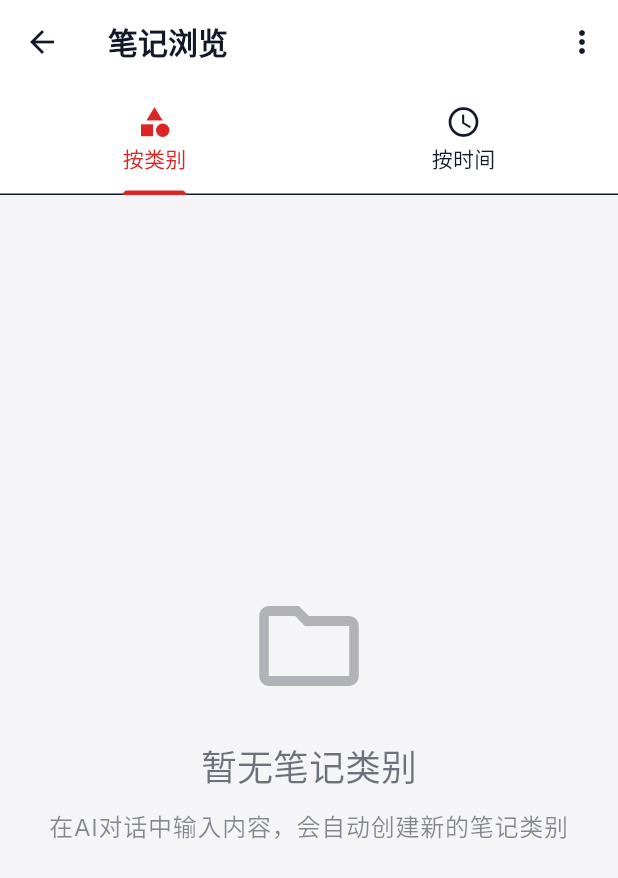
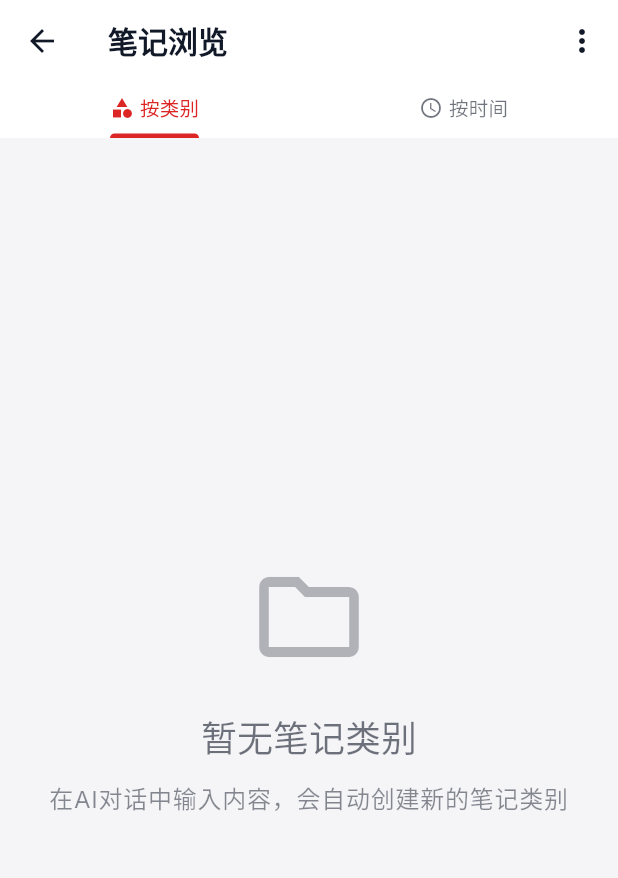
Before and after one commit to Lvlin-Qiuyu/ze-memo, a Flutter app: the NotesPage screen opened directly, on a phone screen of 412 x 824 dp. Shown: the top 878 px of the screen. Run offline on Flutter 3.47's test engine with Material 3 defaults, Android fonts, the light colour scheme and no system bars; our stand-ins replace dio, file_picker, google_fonts, permission_handler, share_plus, shared_preferences; accounts and stored records are empty; statements that could not run were skipped.

Commit message:
笔记浏览页面 tab 栏调整

```diff
--- a/lib/presentation/pages/notes_page.dart
+++ b/lib/presentation/pages/notes_page.dart
@@ -38,12 +38,44 @@ class _NotesPageState extends State<NotesPage>
     return Scaffold(
       appBar: AppBar(
         title: const Text('笔记浏览'),
-        bottom: TabBar(
-          controller: _tabController,
-          tabs: const [
-            Tab(text: '按类别', icon: Icon(Icons.category)),
-            Tab(text: '按时间', icon: Icon(Icons.schedule)),
-          ],
+        bottom: PreferredSize(
+          preferredSize: const Size.fromHeight(36),
+          child: TabBar(
+            controller: _tabController,
+            labelPadding: const EdgeInsets.symmetric(horizontal: 8),
+            indicatorPadding: EdgeInsets.zero,
+            indicatorWeight: 2,
+            indicatorColor: Theme.of(context).colorScheme.primary,
+            labelColor: Theme.of(context).colorScheme.primary,
+            unselectedLabelColor: Theme.of(context).colorScheme.onSurface.withOpacity(0.6),
+            labelStyle: const TextStyle(fontSize: 13, fontWeight: FontWeight.w500),
+            unselectedLabelStyle: const TextStyle(fontSize: 13),
+            dividerColor:Colors.transparent,
+            tabs: const [
+              Tab(
+                height: 36,
+                child: Row(
+                  mainAxisSize: MainAxisSize.min,
+                  children: [
+                    Icon(Icons.category, size: 16),
+                    SizedBox(width: 4),
+                    Text('按类别', style: TextStyle(fontSize: 13)),
+                  ],
+                ),
+              ),
+              Tab(
+                height: 36,
+                child: Row(
+                  mainAxisSize: MainAxisSize.min,
+                  children: [
+                    Icon(Icons.schedule, size: 16),
+                    SizedBox(width: 4),
+                    Text('按时间', style: TextStyle(fontSize: 13)),
+                  ],
+                ),
+              ),
+            ],
+          ),
         ),
         actions: [
           PopupMenuButton<String>(
--- a/lib/presentation/widgets/category_card_widget.dart
+++ b/lib/presentation/widgets/category_card_widget.dart
@@ -193,7 +193,6 @@ class CategoryCard extends StatelessWidget {
                     style: Theme.of(context).textTheme.bodySmall?.copyWith(
                       color: Theme.of(context).colorScheme.onSurface.withOpacity(0.6),
                     ),
-                    maxLines: 1,
                   ),
                   const SizedBox(height: 4),
                 ],
```
